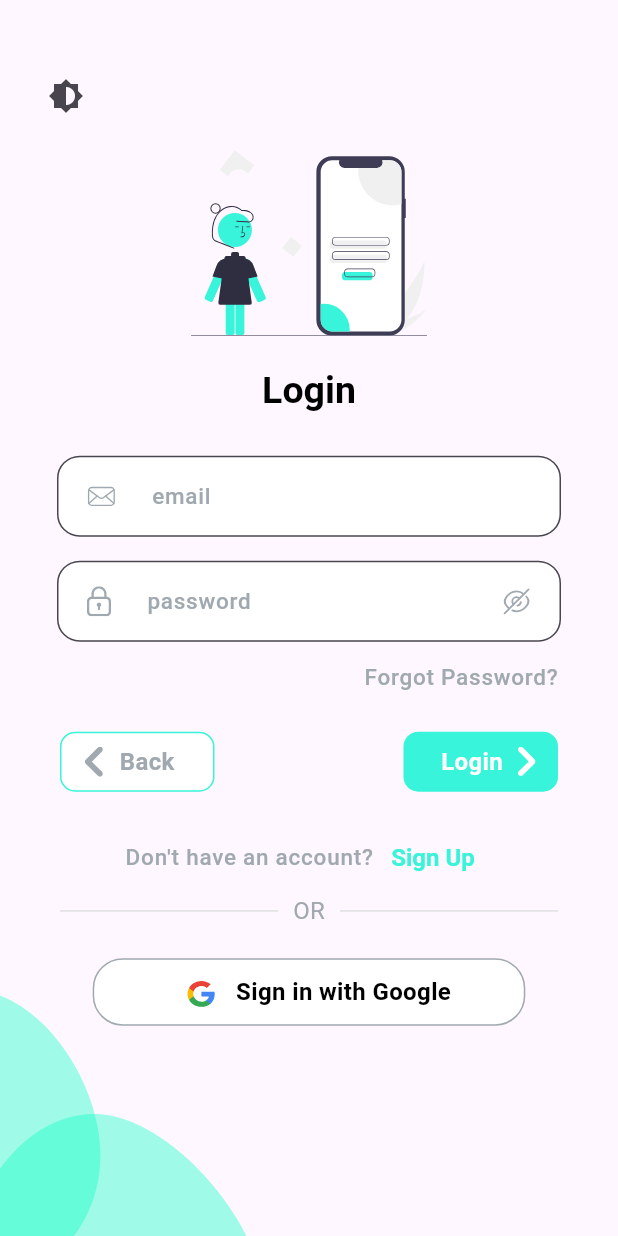
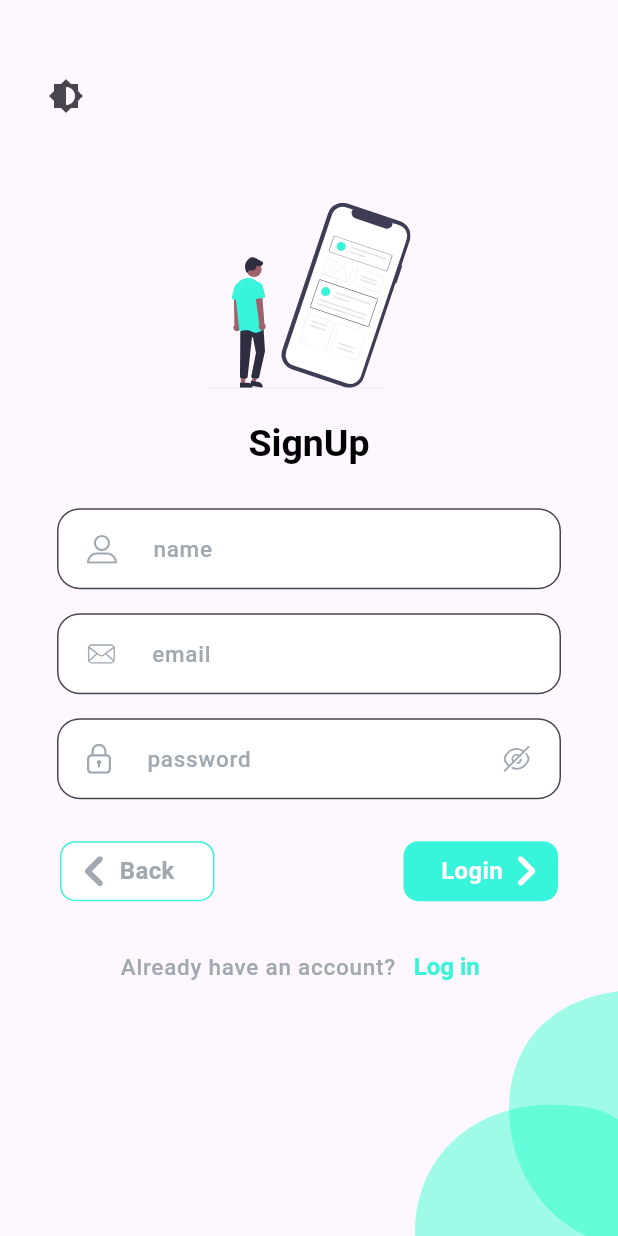
Before and after one commit to dhwanish-3/Heartless, a Flutter app: the screen it shows after launch, on a phone screen of 412 x 824 dp. Run offline on Flutter 3.47's test engine with Material 3 defaults, Android fonts, the light colour scheme and no system bars; our stand-ins replace cloud_firestore, firebase_auth, firebase_core, flutter_svg, shared_preferences; accounts and stored records are empty.

Commit message:
signup page added

```diff
--- a/lib/main.dart
+++ b/lib/main.dart
@@ -1,5 +1,6 @@
 import 'package:flutter/material.dart';
 import 'package:heartless/pages/auth/login_page.dart';
+import 'package:heartless/pages/auth/signup_page.dart';
 import 'package:heartless/shared/provider/auth_notifier.dart';
 import 'package:heartless/shared/provider/theme_provider.dart';
 import 'package:provider/provider.dart';
@@ -33,7 +34,7 @@ class MyApp extends StatelessWidget {
       theme: themeNotifier.lightTheme,
       darkTheme: themeNotifier.darkTheme,
       themeMode: ThemeNotifier.themeMode,
-      home: const LoginPage(),
+      home: const SignUpPage(),
     );
   }
 
--- /dev/null
+++ b/lib/pages/auth/signup_page.dart
@@ -0,0 +1,196 @@
+import "package:flutter/material.dart";
+import "package:flutter_svg/svg.dart";
+import "package:heartless/Backend/Auth/auth.dart";
+import "package:heartless/main.dart";
+import "package:heartless/shared/Models/patient.dart";
+import "package:heartless/shared/provider/auth_notifier.dart";
+import "package:heartless/shared/provider/theme_provider.dart";
+import "package:heartless/widgets/left_trailing_button.dart";
+import "package:heartless/widgets/right_trailing_button.dart";
+import "package:heartless/widgets/text_input.dart";
+import "package:heartless/shared/provider/widget_provider.dart";
+
+class SignUpPage extends StatefulWidget {
+  const SignUpPage({super.key});
+
+  @override
+  State<SignUpPage> createState() => _SignUpPageState();
+}
+
+class _SignUpPageState extends State<SignUpPage> {
+  final Auth _auth = Auth();
+  final _formKey = GlobalKey<FormState>();
+  final TextEditingController _emailController = TextEditingController();
+  final TextEditingController _passwordController = TextEditingController();
+  final TextEditingController _nameController = TextEditingController();
+
+  @override
+  void dispose() {
+    super.dispose();
+    _emailController.dispose();
+    _passwordController.dispose();
+    _nameController.dispose();
+  }
+
+  @override
+  void initState() {
+    super.initState();
+  }
+
+  @override
+  Widget build(BuildContext context) {
+    double screenHeight = MediaQuery.of(context).size.height;
+    double svgHeight = 0.15 * screenHeight;
+    double screenWidth = MediaQuery.of(context).size.width;
+    WidgetNotifier widgetNotifier =
+        Provider.of<WidgetNotifier>(context, listen: false);
+    final themeProvider = Provider.of<ThemeNotifier>(context);
+    AuthNotifier authNotifier = Provider.of<AuthNotifier>(context);
+
+    Future<void> submitForm() async {
+      if (_formKey.currentState!.validate()) {
+        _formKey.currentState!.save();
+        try {
+          Patient? patient = Patient();
+          patient.email = _emailController.text;
+          patient.password = _passwordController.text;
+          authNotifier.setPatient(patient);
+          await _auth.loginPatient(authNotifier);
+          print('Logged in${authNotifier.patient.uid}');
+        } catch (e) {
+          print(e);
+        }
+      }
+    }
+
+    return Scaffold(
+      body: Stack(
+        children: [
+          Positioned(
+            right: 0,
+            bottom: 0,
+            child: SvgPicture.asset(
+              'assets/Icons/heartRightbottom.svg',
+              height: screenHeight * 0.2,
+            ),
+          ),
+          Positioned(
+            left: 20,
+            top: 40,
+            child: IconButton(
+              icon: const Icon(Icons.brightness_6), // Icon to toggle theme
+              onPressed: () {
+                themeProvider.toggleThemeMode();
+              },
+            ),
+          ),
+          Center(
+            child: SingleChildScrollView(
+              child: Padding(
+                padding: const EdgeInsets.symmetric(
+                  horizontal: 10,
+                  vertical: 5,
+                ),
+                child: Column(
+                  crossAxisAlignment: CrossAxisAlignment.center,
+                  mainAxisAlignment: MainAxisAlignment.center,
+                  children: [
+                    SvgPicture.asset(
+                      'assets/illustrations/signup.svg',
+                      height: svgHeight,
+                    ),
+                    const SizedBox(
+                      height: 20,
+                    ),
+                    Text(
+                      'SignUp',
+                      style: Theme.of(context).textTheme.headlineMedium,
+                    ),
+                    const SizedBox(
+                      height: 20,
+                    ),
+                    Padding(
+                      padding: const EdgeInsets.symmetric(
+                        horizontal: 20,
+                      ),
+                      child: Form(
+                        key: _formKey,
+                        child: Column(
+                          mainAxisAlignment: MainAxisAlignment.spaceAround,
+                          children: [
+                            TextFieldInput(
+                              textEditingController: _nameController,
+                              hintText: 'Enter your email',
+                              labelText: 'name',
+                              startIcon: 'assets/Icons/user.svg',
+                              textInputType: TextInputType.name,
+                            ),
+                            TextFieldInput(
+                              textEditingController: _emailController,
+                              hintText: 'Enter your email',
+                              labelText: 'email',
+                              startIcon: 'assets/Icons/Email.svg',
+                              textInputType: TextInputType.emailAddress,
+                            ),
+                            Consumer<WidgetNotifier>(
+                                builder: (context, value, child) {
+                              return TextFieldInput(
+                                textEditingController: _passwordController,
+                                hintText: 'Enter your password',
+                                labelText: 'password',
+                                startIcon: 'assets/Icons/lock.svg',
+                                endIcon: 'assets/Icons/eyeClosed.svg',
+                                endIconAlt: 'assets/Icons/eyeOpened.svg',
+                                passwordShown: widgetNotifier.passwordShown,
+                                textInputType: TextInputType.visiblePassword,
+                              );
+                            }),
+                          ],
+                        ),
+                      ),
+                    ),
+                    Padding(
+                      padding: const EdgeInsets.symmetric(
+                          horizontal: 30, vertical: 20),
+                      child: Row(
+                        mainAxisAlignment: MainAxisAlignment.spaceBetween,
+                        children: [
+                          GestureDetector(
+                              onTap: () {}, child: const LeftButton()),
+                          GestureDetector(
+                              onTap: () async {
+                                submitForm();
+                              },
+                              child: const RightButton()),
+                        ],
+                      ),
+                    ),
+                    Row(
+                      mainAxisAlignment: MainAxisAlignment.center,
+                      children: [
+                        Text(
+                          "Already have an account?",
+                          style: Theme.of(context).textTheme.labelMedium,
+                        ),
+                        TextButton(
+                          onPressed: () {},
+                          child: Text(
+                            "Log in",
+                            style: Theme.of(context).textTheme.headlineSmall,
+                          ),
+                        )
+                      ],
+                    ),
+                    const SizedBox(
+                      height: 20,
+                    )
+                  ],
+                ),
+              ),
+            ),
+          ),
+        ],
+      ),
+    );
+  }
+}
```
Also changed, not shown: assets/Icons/heartRightbottom.svg (added), 1 other file.
